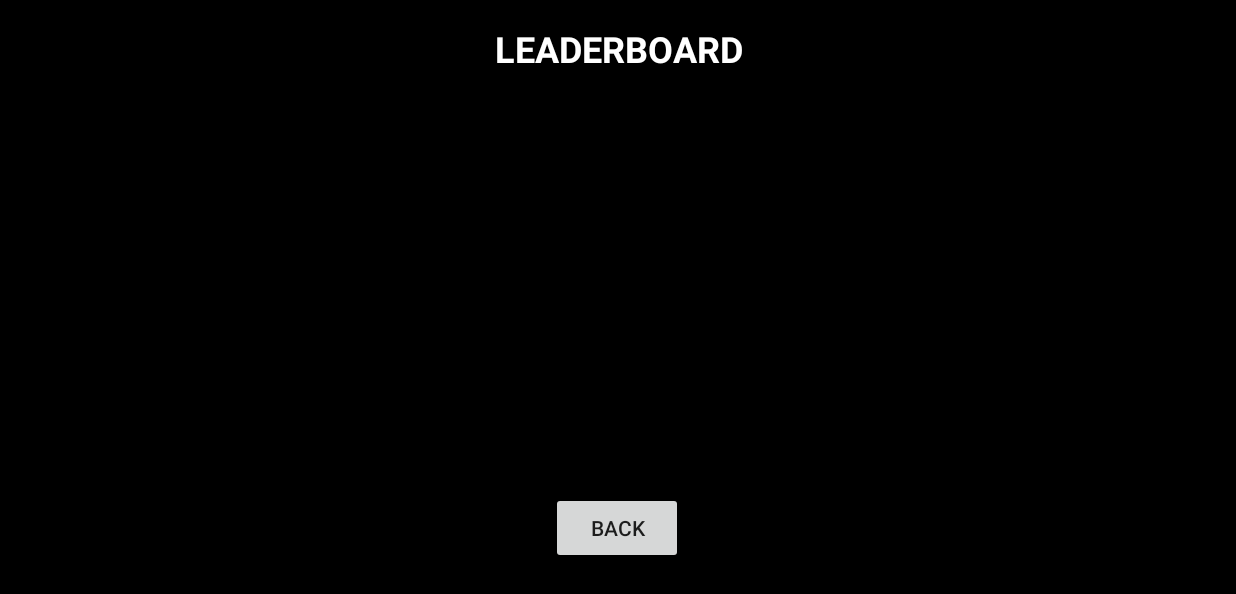
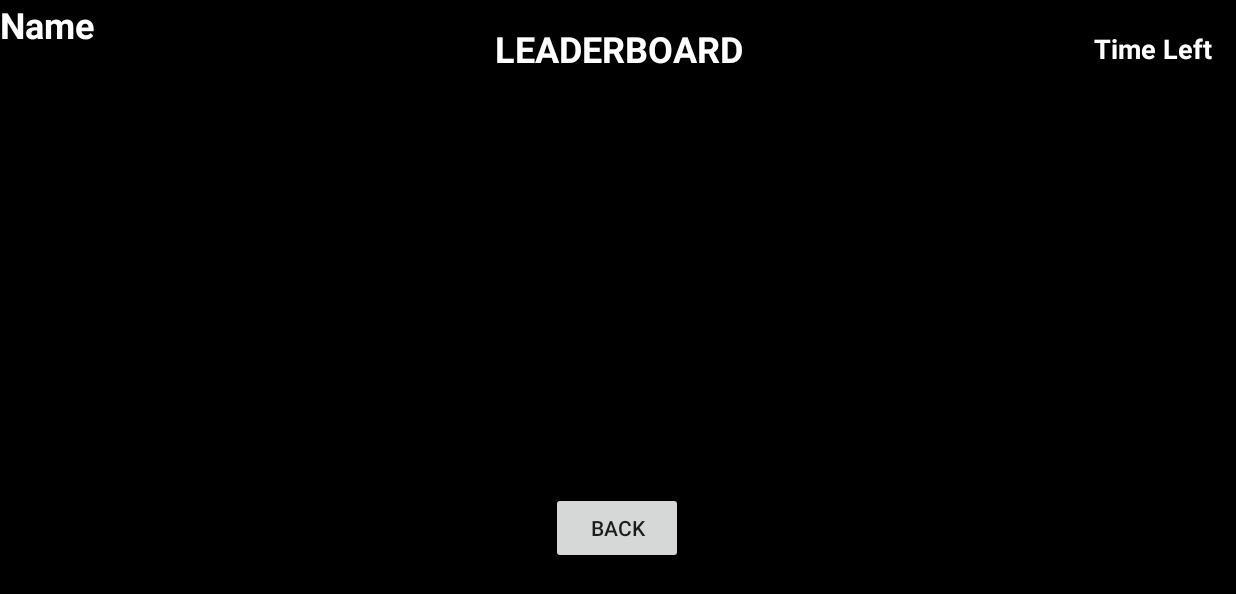
Before and after one commit to 19-KaiYang/MGD-Assignment1, an Android app: the Leaderboard screen opened directly, with no data from a screen before it, on a phone screen of 824 x 412 dp (held sideways). Shown: the top 594 px of the screen. Run offline under Robolectric (Android 15) with nearby library versions, the phone set to English and light mode, and no system bars.

Commit message:
Updated Leaderboard Sorting and UI

```diff
--- a/DX1221_Practical/app/src/main/AndroidManifest.xml
+++ b/DX1221_Practical/app/src/main/AndroidManifest.xml
@@ -27,12 +27,7 @@
             tools:ignore="DiscourageApi">
         </activity>
         <activity
-            android:name=".main.dx1221_week3.LeaderboardActivity"
-            android:screenOrientation="sensorLandscape"
-            tools:ignore="DiscourageApi">
-        </activity>
-        <activity
-            android:name=".main.dx1221_week3.LeaderBoard"
+            android:name=".main.dx1221_week3.Leaderboard"
             android:screenOrientation="sensorLandscape"
             tools:ignore="DiscourageApi">
         </activity>
--- a/DX1221_Practical/app/src/main/java/com/example/dx1221_week3/main/dx1221_week3/LeaderboardActivity.java
+++ b/DX1221_Practical/app/src/main/java/com/example/dx1221_week3/main/dx1221_week3/Leaderboard.java
@@ -15,7 +15,7 @@ import com.example.dx1221_week3.R;
 import java.util.ArrayList;
 import java.util.List;
 
-public class LeaderboardActivity extends Activity implements View.OnClickListener {
+public class Leaderboard extends Activity implements View.OnClickListener {
 
     private static final String PREFERENCES_NAME = "LeaderboardPrefs";
     private static final String LEADERBOARD_KEY = "Leaderboard";
@@ -81,9 +81,11 @@ public class LeaderboardActivity extends Activity implements View.OnClickListene
         // Clear existing entries in the UI
         leaderboardEntriesContainer.removeAllViews();
 
-        // Display leaderboard entries
-        for (LeaderboardEntry entry : leaderboard) {
-            addPlayerEntry(entry.playerName, entry.timeLeft);
+
+        for (int i = 0; i < leaderboard.size(); i++) {
+            LeaderboardEntry entry = leaderboard.get(i);
+            int rank = i + 1;
+            addPlayerEntry(rank, entry.playerName, entry.timeLeft);
         }
     }
 
@@ -91,11 +93,11 @@ public class LeaderboardActivity extends Activity implements View.OnClickListene
         List<LeaderboardEntry> leaderboard = new ArrayList<>();
 
         if (!data.isEmpty()) {
-            // Split the data into individual entries
+
             String[] entries = data.split(";");
             for (String entry : entries) {
                 if (!entry.isEmpty()) {
-                    // Split each entry into name and time
+
                     String[] parts = entry.split("\\|");
                     if (parts.length == 2) {
                         String playerName = parts[0];
@@ -106,27 +108,44 @@ public class LeaderboardActivity extends Activity implements View.OnClickListene
             }
         }
 
+        // Sort the leaderboard by ascending order
+        leaderboard.sort((entry1, entry2) -> Integer.compare(entry2.timeLeft, entry1.timeLeft));
+
         return leaderboard;
     }
 
-    private void addPlayerEntry(String playerName, int timeLeft) {
+    private void addPlayerEntry(int rank, String playerName, int timeLeft) {
         // Create a new leaderboard entry
         LinearLayout entryLayout = new LinearLayout(this);
         entryLayout.setOrientation(LinearLayout.HORIZONTAL);
 
+        // Number Placement
+        TextView rankTextView = new TextView(this);
+        rankTextView.setText(rank + ". ");
+        rankTextView.setLayoutParams(new LinearLayout.LayoutParams(
+                LinearLayout.LayoutParams.WRAP_CONTENT, LinearLayout.LayoutParams.WRAP_CONTENT));
+
+        // Player Name
         TextView playerNameTextView = new TextView(this);
         playerNameTextView.setText(playerName);
-        playerNameTextView.setLayoutParams(new LinearLayout.LayoutParams(0, LinearLayout.LayoutParams.WRAP_CONTENT, 1));
+        playerNameTextView.setLayoutParams(new LinearLayout.LayoutParams(
+                0, LinearLayout.LayoutParams.WRAP_CONTENT, 1));
 
+        // Time Left
         TextView timeLeftTextView = new TextView(this);
         timeLeftTextView.setText(timeLeft + "s");
-        timeLeftTextView.setLayoutParams(new LinearLayout.LayoutParams(LinearLayout.LayoutParams.WRAP_CONTENT, LinearLayout.LayoutParams.WRAP_CONTENT));
+        timeLeftTextView.setLayoutParams(new LinearLayout.LayoutParams(
+                LinearLayout.LayoutParams.WRAP_CONTENT, LinearLayout.LayoutParams.WRAP_CONTENT));
 
+
+        entryLayout.addView(rankTextView);
         entryLayout.addView(playerNameTextView);
         entryLayout.addView(timeLeftTextView);
 
+        // Add the entry to the leaderboard container
         leaderboardEntriesContainer.addView(entryLayout);
     }
+
 
     private static class LeaderboardEntry {
         String playerName;
--- a/DX1221_Practical/app/src/main/java/com/example/dx1221_week3/main/dx1221_week3/MainMenu.java
+++ b/DX1221_Practical/app/src/main/java/com/example/dx1221_week3/main/dx1221_week3/MainMenu.java
@@ -55,7 +55,7 @@ public class MainMenu extends Activity implements View.OnClickListener {
             finish();
         } else if (v == _leaderboardButton) {
             // Start Leaderboard activity
-            startActivity(new Intent(this, LeaderboardActivity.class));
+            startActivity(new Intent(this, Leaderboard.class));
         }
     }
 }
--- a/DX1221_Practical/app/src/main/java/com/example/dx1221_week3/main/dx1221_week3/WinPage.java
+++ b/DX1221_Practical/app/src/main/java/com/example/dx1221_week3/main/dx1221_week3/WinPage.java
@@ -47,7 +47,7 @@ public class WinPage extends Activity implements View.OnClickListener {
         String playerName = _nameInput.getText().toString().trim();
         if (!playerName.isEmpty()) {
             Log.d("MyTag", "Saving Player Name and Time: Name=" + playerName + ", Time=" + _timeLeft);
-            Intent intent = new Intent(this, LeaderboardActivity.class);
+            Intent intent = new Intent(this, Leaderboard.class);
             intent.putExtra("PLAYER_NAME", playerName);
             intent.putExtra("TIME_LEFT", _timeLeft);
             startActivityForResult(intent, REQUEST_CODE_LEADERBOARD);
@@ -60,7 +60,6 @@ public class WinPage extends Activity implements View.OnClickListener {
     protected void onActivityResult(int requestCode, int resultCode, Intent data) {
         super.onActivityResult(requestCode, resultCode, data);
         if (requestCode == REQUEST_CODE_LEADERBOARD && resultCode == RESULT_OK) {
-            Log.d("MyTag", "Returned from LeaderboardActivity successfully.");
             Toast.makeText(this, "Leaderboard updated!", Toast.LENGTH_SHORT).show();
             finish();
         }
--- a/DX1221_Practical/app/src/main/res/layout/leaderboard.xml
+++ b/DX1221_Practical/app/src/main/res/layout/leaderboard.xml
@@ -2,11 +2,12 @@
 <androidx.constraintlayout.widget.ConstraintLayout
     xmlns:android="http://schemas.android.com/apk/res/android"
     xmlns:app="http://schemas.android.com/apk/res-auto"
+    xmlns:tools="http://schemas.android.com/tools"
     android:layout_width="match_parent"
     android:layout_height="match_parent"
     android:background="@android:color/background_dark">
 
-    <!-- Title -->
+
     <Button
         android:id="@+id/back_btn"
         android:layout_width="wrap_content"
@@ -32,27 +33,57 @@
         app:layout_constraintEnd_toEndOf="parent"
         android:layout_marginTop="16dp" />
 
-    <!-- Leaderboard Entries -->
+
     <LinearLayout
         android:id="@+id/leaderboardEntriesContainer"
         android:layout_width="0dp"
         android:layout_height="0dp"
         android:orientation="vertical"
+        android:padding="16dp"
+        app:layout_constraintBottom_toBottomOf="parent"
+        app:layout_constraintEnd_toEndOf="parent"
+        app:layout_constraintHorizontal_bias="0.0"
+        app:layout_constraintStart_toStartOf="parent"
         app:layout_constraintTop_toBottomOf="@id/leaderboardTitle"
-        app:layout_constraintStart_toStartOf="parent"
-        app:layout_constraintEnd_toEndOf="parent"
-        app:layout_constraintBottom_toBottomOf="parent"
-        android:padding="16dp">
+        app:layout_constraintVertical_bias="1.0">
 
-        <!-- Example Entry 1 -->
 
-        <!-- Example Entry 2 -->
         <LinearLayout
             android:layout_width="match_parent"
             android:layout_height="wrap_content"
+            android:background="@android:color/white"
             android:orientation="horizontal"
-            android:padding="8dp"
-            android:background="@android:color/white"/>
+            android:padding="8dp" />
 
     </LinearLayout>
+
+    <TextView
+        android:id="@+id/timeLeftTitle"
+        android:layout_width="wrap_content"
+        android:layout_height="wrap_content"
+        android:text="Time Left"
+        android:textSize="18sp"
+        android:textStyle="bold"
+        android:gravity="end"
+        android:textColor="@android:color/white"
+
+        app:layout_constraintTop_toTopOf="@id/leaderboardTitle"
+        app:layout_constraintBottom_toBottomOf="@id/leaderboardTitle"
+        app:layout_constraintEnd_toEndOf="parent"
+        android:layout_marginEnd="16dp" />
+
+
+    <TextView
+        android:id="@+id/leaderboardTitle3"
+        android:layout_width="wrap_content"
+        android:layout_height="wrap_content"
+        android:gravity="center"
+        android:text="Name"
+        android:textColor="@android:color/white"
+        android:textSize="24sp"
+        android:textStyle="bold"
+        tools:layout_editor_absoluteX="16dp"
+        tools:layout_editor_absoluteY="16dp"
+        tools:ignore="MissingConstraints" />
+
 </androidx.constraintlayout.widget.ConstraintLayout>
```
